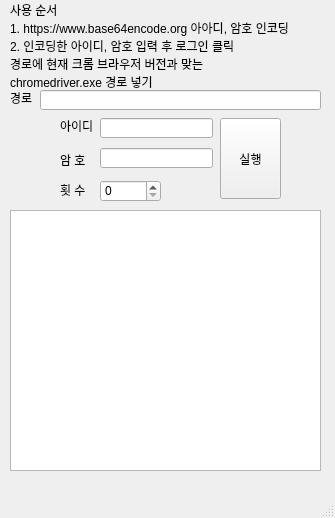
Above: naver_poketmon/poketmon.ui from Flowerkh/python before the change. Below: the same form after it.
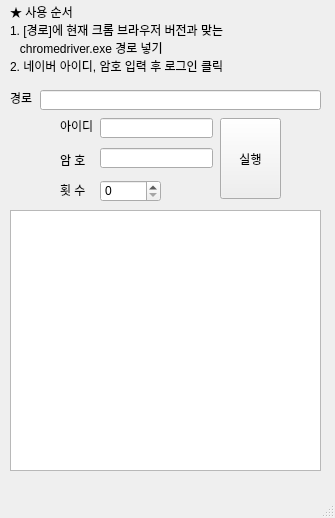
That is the form after the change.

Commit message: 매크로 구매 프로그램 finish

```diff
--- a/naver_poketmon/poketmon.ui
+++ b/naver_poketmon/poketmon.ui
@@ -63,11 +63,11 @@
      </rect>
     </property>
     <property name="text">
-     <string>사용 순서
-1. https://www.base64encode.org 아아디, 암호 인코딩
-2. 인코딩한 아이디, 암호 입력 후 로그인 클릭
-경로에 현재 크롬 브라우저 버전과 맞는 
-chromedriver.exe 경로 넣기</string>
+     <string>★ 사용 순서
+1. [경로]에 현재 크롬 브라우저 버전과 맞는
+   chromedriver.exe 경로 넣기
+2. 네이버 아이디, 암호 입력 후 로그인 클릭
+     </string>
     </property>
    </widget>
    <widget class="QLabel" name="label_2">
```
The commit also changes 15 other files.
